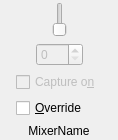
First picture: the form in plugins/alsa-sound/alsa-mixer-element-ui.ui, repository pbek/kradio, before the edit.
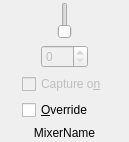
Second picture: the form after the edit. Custom widgets are drawn as their Qt base class.

Patch:
```diff
--- a/plugins/alsa-sound/alsa-mixer-element-ui.ui
+++ b/plugins/alsa-sound/alsa-mixer-element-ui.ui
@@ -6,8 +6,8 @@
    <rect>
     <x>0</x>
     <y>0</y>
-    <width>118</width>
-    <height>140</height>
+    <width>129</width>
+    <height>142</height>
    </rect>
   </property>
   <layout class="QVBoxLayout">
```
Left out of the diff: 2 changed lines with no effect on the pictures.
